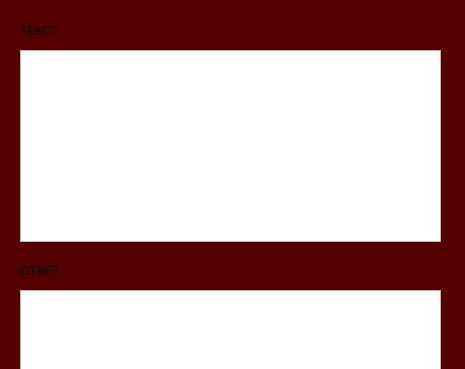
nikitadotexe/lessons, file coder/coder.ui: the form before one commit; both pictures show x 0 to 465 and y 0 to 369 of the 465 by 553 pixel window.
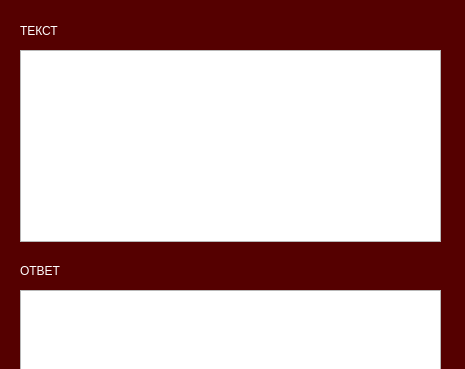
The form after the commit.

Patch:
```diff
--- a/coder/coder.ui
+++ b/coder/coder.ui
@@ -16,8 +16,13 @@
   <property name="styleSheet">
    <string notr="true">QMainWindow
 {
-	
 	background-color: rgb(85, 0, 0);
+}
+
+QLabel
+{
+	
+	color: rgb(255, 255, 255);
 }</string>
   </property>
   <widget class="QWidget" name="centralwidget">
```
Left out of the diff: 4 changed lines with no effect on the pictures.
